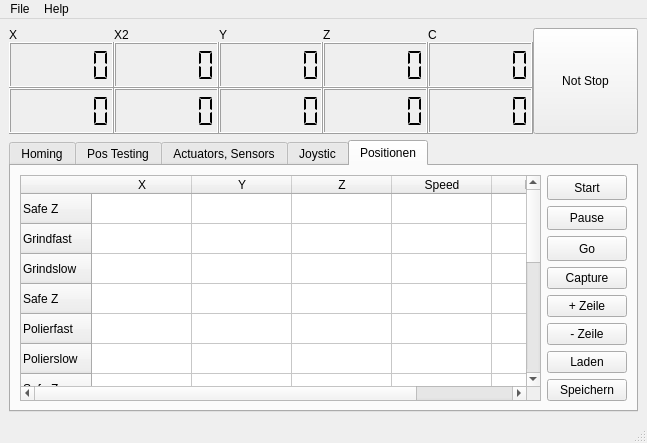
First picture: the form in Gui.ui, repository gxurma/PythonCanSteering, before the edit.
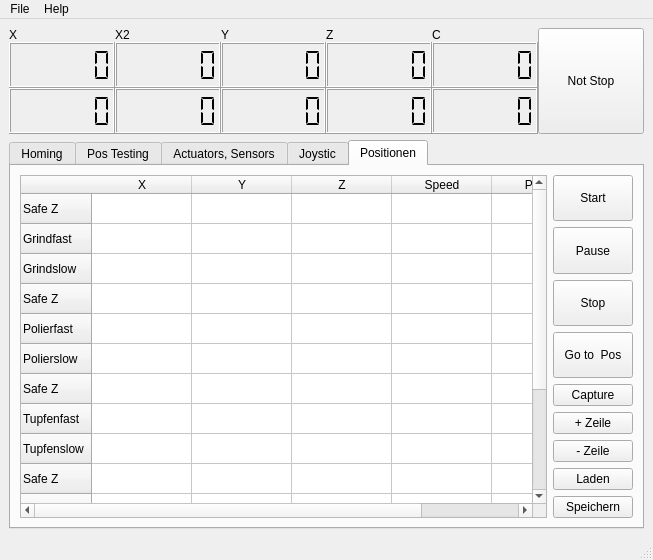
Second picture: the form after the edit.

Commit message: Gerüst für Positionsprg anbindung erstellt und verbunden)

```diff
--- a/Gui.ui
+++ b/Gui.ui
@@ -6,8 +6,8 @@
    <rect>
     <x>0</x>
     <y>0</y>
-    <width>607</width>
-    <height>443</height>
+    <width>653</width>
+    <height>560</height>
    </rect>
   </property>
   <property name="windowTitle">
@@ -1478,7 +1478,46 @@
         <string>Positionen</string>
        </attribute>
        <layout class="QGridLayout" name="gridLayout_6">
-        <item row="0" column="0" rowspan="8">
+        <item row="6" column="1">
+         <widget class="QPushButton" name="pushButton_ZeileM">
+          <property name="sizePolicy">
+           <sizepolicy hsizetype="Minimum" vsizetype="Preferred">
+            <horstretch>0</horstretch>
+            <verstretch>0</verstretch>
+           </sizepolicy>
+          </property>
+          <property name="text">
+           <string>- Zeile</string>
+          </property>
+         </widget>
+        </item>
+        <item row="0" column="1">
+         <widget class="QPushButton" name="pushButton_Start">
+          <property name="sizePolicy">
+           <sizepolicy hsizetype="Minimum" vsizetype="Expanding">
+            <horstretch>0</horstretch>
+            <verstretch>0</verstretch>
+           </sizepolicy>
+          </property>
+          <property name="text">
+           <string>Start</string>
+          </property>
+         </widget>
+        </item>
+        <item row="5" column="1">
+         <widget class="QPushButton" name="pushButton_ZeileP">
+          <property name="sizePolicy">
+           <sizepolicy hsizetype="Minimum" vsizetype="Preferred">
+            <horstretch>0</horstretch>
+            <verstretch>0</verstretch>
+           </sizepolicy>
+          </property>
+          <property name="text">
+           <string>+ Zeile</string>
+          </property>
+         </widget>
+        </item>
+        <item row="0" column="0" rowspan="9">
          <widget class="QTableWidget" name="tableWidget_Positionen">
           <property name="sizePolicy">
            <sizepolicy hsizetype="Expanding" vsizetype="Expanding">
@@ -1594,49 +1633,7 @@
           </column>
          </widget>
         </item>
-        <item row="0" column="1">
-         <widget class="QPushButton" name="pushButton_Start">
-          <property name="sizePolicy">
-           <sizepolicy hsizetype="Minimum" vsizetype="Expanding">
-            <horstretch>0</horstretch>
-            <verstretch>0</verstretch>
-           </sizepolicy>
-          </property>
-          <property name="text">
-           <string>Start</string>
-          </property>
-         </widget>
-        </item>
-        <item row="1" column="1">
-         <widget class="QPushButton" name="pushButton_Pause">
-          <property name="sizePolicy">
-           <sizepolicy hsizetype="Minimum" vsizetype="Expanding">
-            <horstretch>0</horstretch>
-            <verstretch>0</verstretch>
-           </sizepolicy>
-          </property>
-          <property name="text">
-           <string>Pause</string>
-          </property>
-          <property name="checkable">
-           <bool>true</bool>
-          </property>
-         </widget>
-        </item>
-        <item row="2" column="1">
-         <widget class="QPushButton" name="pushButton_Go2">
-          <property name="sizePolicy">
-           <sizepolicy hsizetype="Minimum" vsizetype="Expanding">
-            <horstretch>0</horstretch>
-            <verstretch>0</verstretch>
-           </sizepolicy>
-          </property>
-          <property name="text">
-           <string>Go</string>
-          </property>
-         </widget>
-        </item>
-        <item row="3" column="1">
+        <item row="4" column="1">
          <widget class="QPushButton" name="pushButton_Capture">
           <property name="sizePolicy">
            <sizepolicy hsizetype="Minimum" vsizetype="Preferred">
@@ -1649,33 +1646,33 @@
           </property>
          </widget>
         </item>
-        <item row="4" column="1">
-         <widget class="QPushButton" name="pushButton_ZeileP">
+        <item row="1" column="1">
+         <widget class="QPushButton" name="pushButton_Pause">
           <property name="sizePolicy">
-           <sizepolicy hsizetype="Minimum" vsizetype="Preferred">
+           <sizepolicy hsizetype="Minimum" vsizetype="Expanding">
             <horstretch>0</horstretch>
             <verstretch>0</verstretch>
            </sizepolicy>
           </property>
           <property name="text">
-           <string>+ Zeile</string>
+           <string>Pause</string>
           </property>
          </widget>
         </item>
-        <item row="5" column="1">
-         <widget class="QPushButton" name="pushButton_ZeileM">
+        <item row="3" column="1">
+         <widget class="QPushButton" name="pushButton_GoToPos">
           <property name="sizePolicy">
-           <sizepolicy hsizetype="Minimum" vsizetype="Preferred">
+           <sizepolicy hsizetype="Minimum" vsizetype="Expanding">
             <horstretch>0</horstretch>
             <verstretch>0</verstretch>
            </sizepolicy>
           </property>
           <property name="text">
-           <string>- Zeile</string>
+           <string>Go to  Pos</string>
           </property>
          </widget>
         </item>
-        <item row="6" column="1">
+        <item row="7" column="1">
          <widget class="QPushButton" name="pushButton_Load">
           <property name="sizePolicy">
            <sizepolicy hsizetype="Minimum" vsizetype="Preferred">
@@ -1688,7 +1685,7 @@
           </property>
          </widget>
         </item>
-        <item row="7" column="1">
+        <item row="8" column="1">
          <widget class="QPushButton" name="pushButton_Save">
           <property name="sizePolicy">
            <sizepolicy hsizetype="Minimum" vsizetype="Preferred">
@@ -1701,6 +1698,19 @@
           </property>
          </widget>
         </item>
+        <item row="2" column="1">
+         <widget class="QPushButton" name="pushButton_Stop">
+          <property name="sizePolicy">
+           <sizepolicy hsizetype="Minimum" vsizetype="Expanding">
+            <horstretch>0</horstretch>
+            <verstretch>0</verstretch>
+           </sizepolicy>
+          </property>
+          <property name="text">
+           <string>Stop</string>
+          </property>
+         </widget>
+        </item>
        </layout>
       </widget>
      </widget>
@@ -1712,7 +1722,7 @@
     <rect>
      <x>0</x>
      <y>0</y>
-     <width>607</width>
+     <width>653</width>
      <height>21</height>
     </rect>
    </property>
```
Left out of the diff: 3 changed lines with no effect on the pictures. The commit also changes 1 other file.
